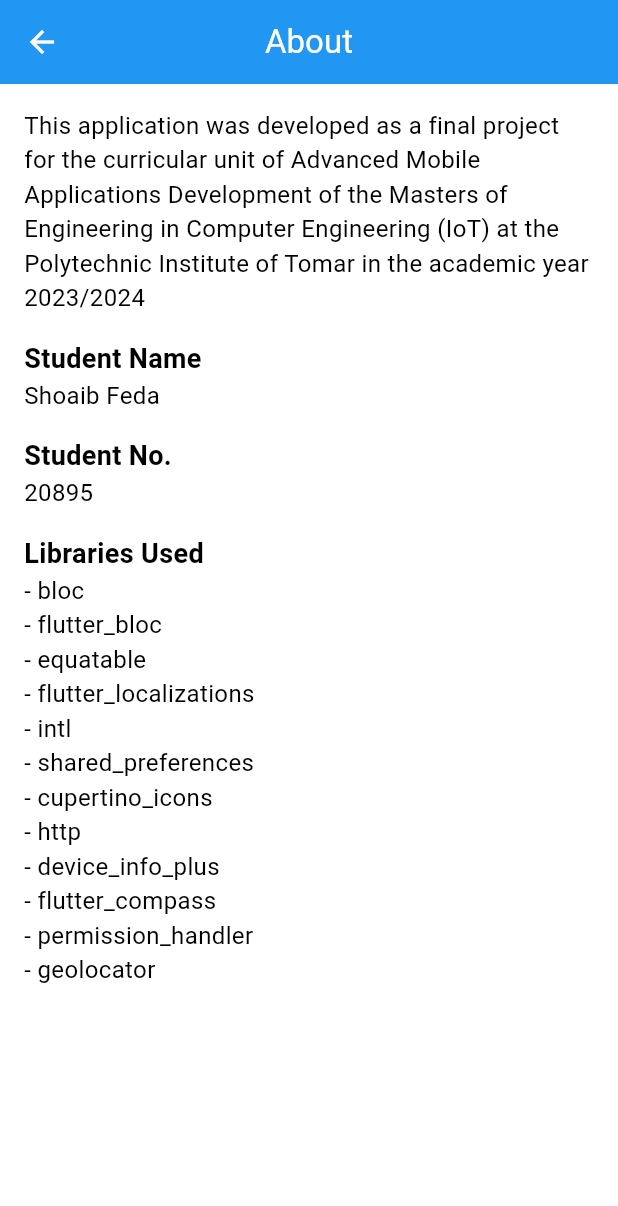
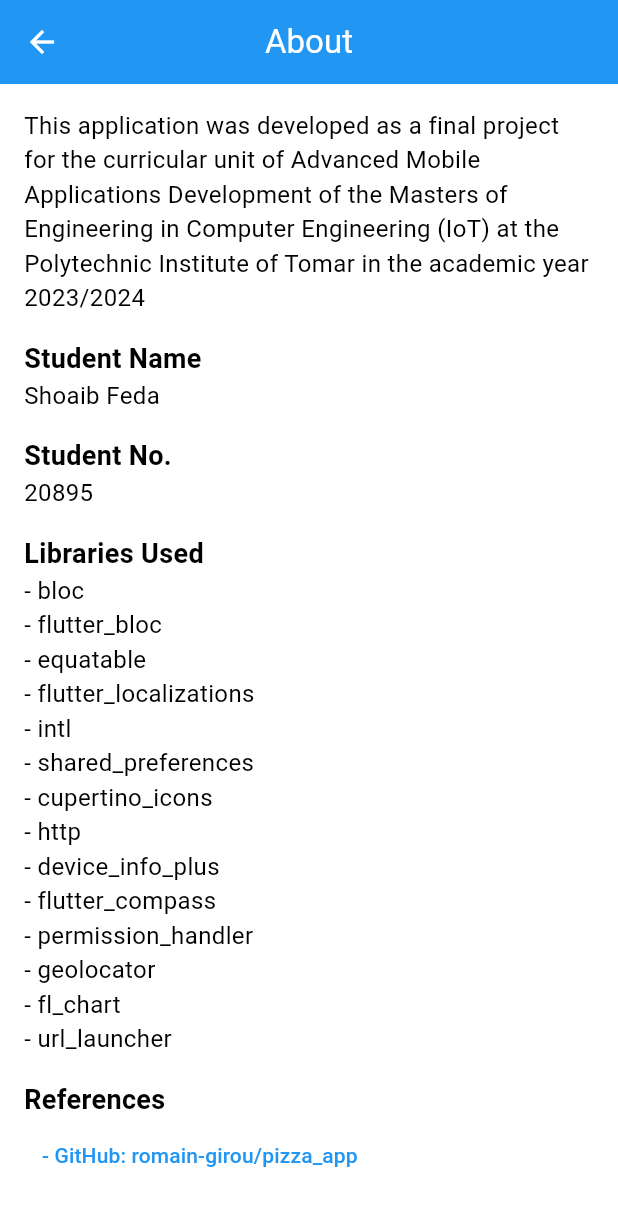
Before and after one commit to curiousyigit/dama-2024, a Flutter app: the AboutScreen screen opened directly, on a phone screen of 412 x 824 dp. Shown: the top 1206 px of the screen. Run offline on Flutter 3.47's test engine with Material 3 defaults, Android fonts, the phone set to English and light mode, and no system bars; our stand-ins replace bloc, device_info_plus, equatable, fl_chart, flutter_bloc, flutter_compass and 3 more; accounts and stored records are empty; generated files the repository leaves out were written again.

Commit message:
frontend references

```diff
--- a/frontend/lib/components/my_text_field.dart
+++ b/frontend/lib/components/my_text_field.dart
@@ -1,3 +1,5 @@
+// reference: https://github.com/romain-girou/pizza_app
+
 import 'package:flutter/material.dart';
 
 class MyTextField extends StatelessWidget {
--- a/frontend/lib/l10n/app_en.arb
+++ b/frontend/lib/l10n/app_en.arb
@@ -35,5 +35,6 @@
     "confirmDelete": "Confirm delete",
     "deleteConfirmation": "Delete confirmation",
     "cancel": "Cancel",
-    "delete": "Delete"
+    "delete": "Delete",
+    "references": "References"
 }
--- a/frontend/lib/l10n/app_pt.arb
+++ b/frontend/lib/l10n/app_pt.arb
@@ -35,5 +35,6 @@
     "confirmDelete": "Confirm delete",
     "deleteConfirmation": "Delete confirmation",
     "cancel": "Cancel",
-    "delete": "Delete"
+    "delete": "Delete",
+    "references": "Referencias"
 }
--- a/frontend/lib/screens/auth/views/login_screen.dart
+++ b/frontend/lib/screens/auth/views/login_screen.dart
@@ -1,3 +1,5 @@
+// reference: https://github.com/romain-girou/pizza_app
+
 import 'package:flutter/cupertino.dart';
 import 'package:flutter/material.dart';
 import 'package:flutter_bloc/flutter_bloc.dart';
--- a/frontend/lib/screens/auth/views/register_screen.dart
+++ b/frontend/lib/screens/auth/views/register_screen.dart
@@ -1,3 +1,5 @@
+// reference: https://github.com/romain-girou/pizza_app
+
 import 'dart:developer';
 
 import 'package:flutter_bloc/flutter_bloc.dart';
--- a/frontend/lib/screens/home/views/about_screen.dart
+++ b/frontend/lib/screens/home/views/about_screen.dart
@@ -1,4 +1,5 @@
 import 'package:flutter/material.dart';
+import 'package:url_launcher/url_launcher.dart';
 
 import 'package:flutter_gen/gen_l10n/app_localizations.dart';
 
@@ -50,6 +51,20 @@ class AboutScreen extends StatelessWidget {
               const Text('- flutter_compass', style: TextStyle(fontSize: 16)),
               const Text('- permission_handler', style: TextStyle(fontSize: 16)),
               const Text('- geolocator', style: TextStyle(fontSize: 16)),
+              const Text('- fl_chart', style: TextStyle(fontSize: 16)),
+              const Text('- url_launcher', style: TextStyle(fontSize: 16)),
+              const SizedBox(height: 16),
+              Text(AppLocalizations.of(context)!.references,
+                  style: const TextStyle(fontWeight: FontWeight.bold, fontSize: 18)),
+              TextButton(onPressed: () {
+                _launchUrl(Uri.parse('https://github.com/romain-girou/pizza_app'));
+              }, child: const Text('- GitHub: romain-girou/pizza_app')),
+              TextButton(onPressed: () {
+                _launchUrl(Uri.parse('https://github.com/mitchkoko/FlutterCompass'));
+              }, child: const Text('- GitHub: mitchkoko/FlutterCompass')),
+              TextButton(onPressed: () {
+                _launchUrl(Uri.parse('https://www.youtube.com/watch?v=GFdKZj6mZys'));
+              }, child: const Text('- Youtube: Master HTTP Requests with Flutter BLoC')),
             ],
           ),
         ),
@@ -57,3 +72,9 @@ class AboutScreen extends StatelessWidget {
     );
   }
 }
+
+Future<void> _launchUrl(Uri url) async {
+  if (!await launchUrl(url)) {
+    throw Exception('Could not launch $url');
+  }
+}
--- a/frontend/pubspec.yaml
+++ b/frontend/pubspec.yaml
@@ -47,6 +47,8 @@ dependencies:
   flutter_compass: ^0.8.0
   permission_handler: ^11.3.1
   geolocator: ^12.0.0
+  fl_chart: ^0.68.0
+  url_launcher: ^6.3.0
 
 
 dev_dependencies:
```
Also changed, not shown: frontend/lib/screens/home/views/home_screen.dart (+10 -17 lines), frontend/lib/screens/weight_entries/views/weight_entries_list.dart (+36 -3 lines), frontend/pubspec.lock.
